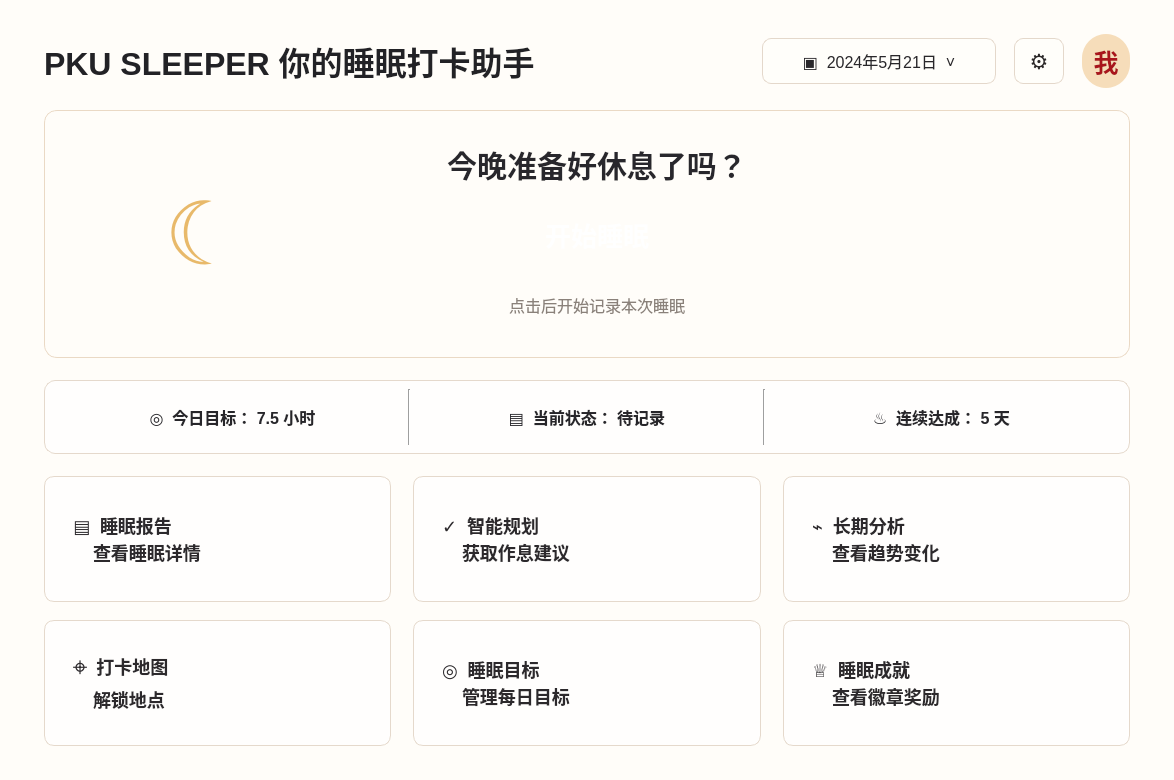
Above: pages/homepage.ui from Rain16hyx/PKUsleeper before the change. Below: the same form after it.
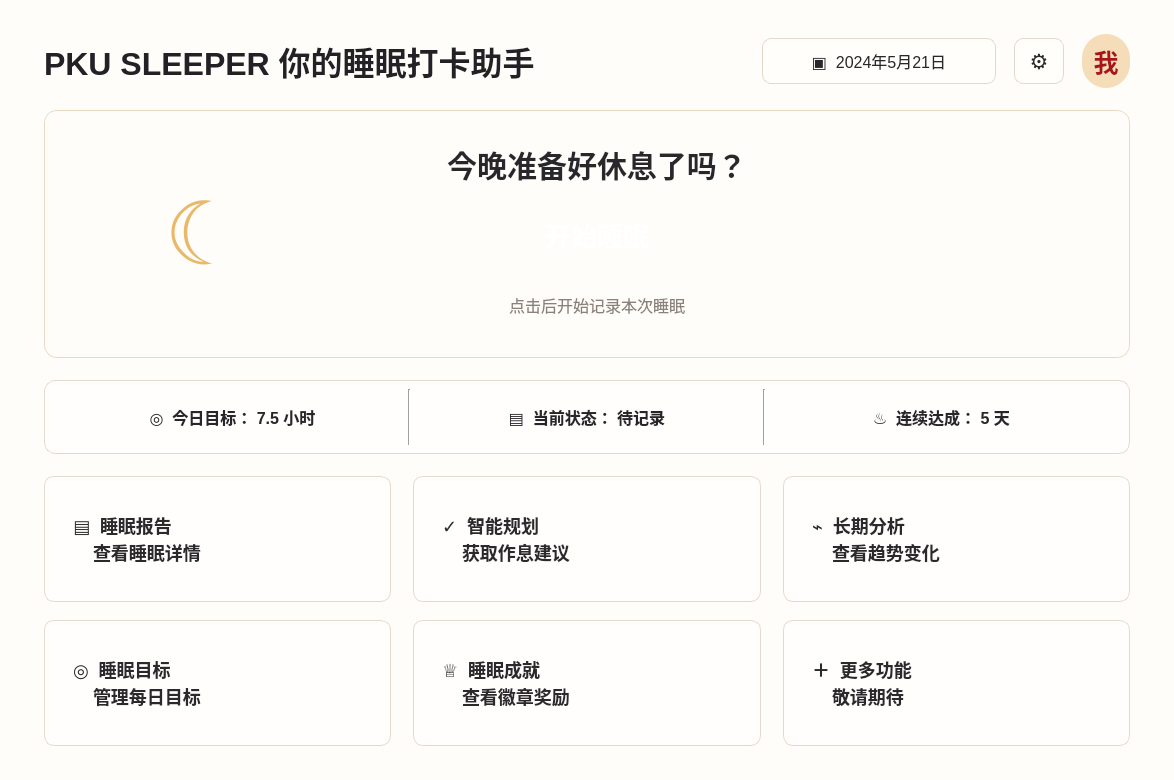
That is the form after the change.

```diff
--- a/pages/homepage.ui
+++ b/pages/homepage.ui
@@ -235,7 +235,7 @@
         </size>
        </property>
        <property name="text">
-        <string>▣  2024年5月21日  ˅</string>
+        <string>▣  2024年5月21日</string>
        </property>
       </widget>
      </item>
@@ -494,20 +494,6 @@
       </widget>
      </item>
      <item row="1" column="0">
-      <widget class="QPushButton" name="pushButton_4">
-       <property name="minimumSize">
-        <size>
-         <width>0</width>
-         <height>126</height>
-        </size>
-       </property>
-       <property name="text">
-        <string>⌖  打卡地图
-    解锁地点</string>
-       </property>
-      </widget>
-     </item>
-     <item row="1" column="1">
       <widget class="QPushButton" name="pushButton_5">
        <property name="minimumSize">
         <size>
@@ -521,7 +507,7 @@
        </property>
       </widget>
      </item>
-     <item row="1" column="2">
+     <item row="1" column="1">
       <widget class="QPushButton" name="pushButton_7">
        <property name="minimumSize">
         <size>
@@ -535,6 +521,20 @@
        </property>
       </widget>
      </item>
+     <item row="1" column="2">
+      <widget class="QPushButton" name="pushButton_4">
+       <property name="minimumSize">
+        <size>
+         <width>0</width>
+         <height>126</height>
+        </size>
+       </property>
+       <property name="text">
+        <string>＋  更多功能
+    敬请期待</string>
+       </property>
+      </widget>
+     </item>
     </layout>
    </item>
   </layout>
```
